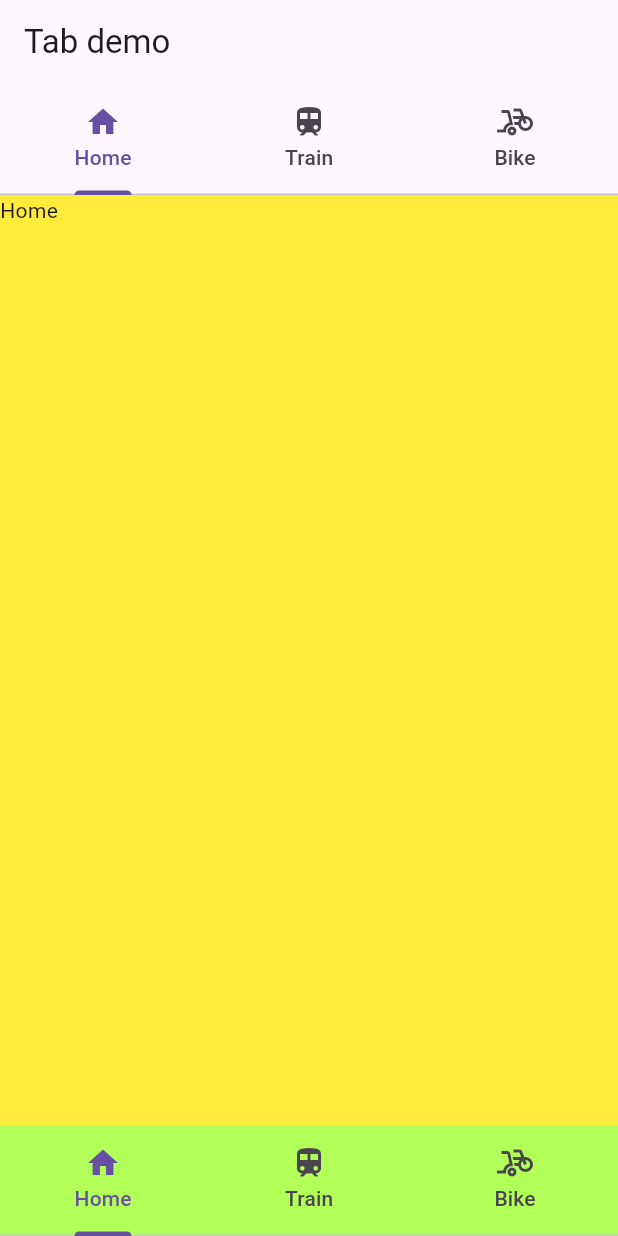
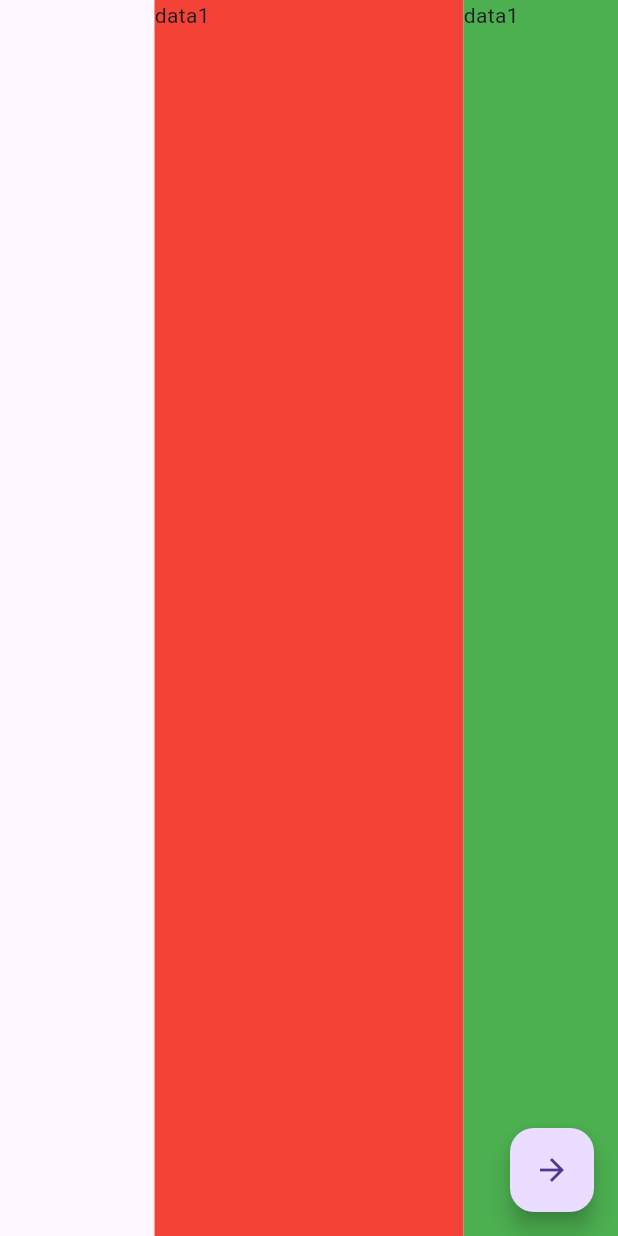
Before and after one commit to 6631501032/flutter_couse, a Flutter app: the screen it shows after launch, on a phone screen of 412 x 824 dp. Run offline on Flutter 3.47's test engine with Material 3 defaults, Android fonts, the phone set to English and light mode, and no system bars.

Commit message:
Add pageview demo

```diff
--- a/lib/main.dart
+++ b/lib/main.dart
@@ -1,6 +1,6 @@
 import 'package:flutter/material.dart';
-import 'package:flutter_couse/week08/tab_demo.dart';
+import 'package:flutter_couse/week08/pageview_demo.dart';
 
 void main() {
-  runApp(MaterialApp(debugShowCheckedModeBanner: false, home: TabDemo()));
+  runApp(MaterialApp(debugShowCheckedModeBanner: false, home: PageviewDemo()));
 }
--- /dev/null
+++ b/lib/week08/pageview_demo.dart
@@ -0,0 +1,31 @@
+import 'package:flutter/material.dart';
+
+class PageviewDemo extends StatelessWidget {
+  PageviewDemo({super.key});
+  PageController pageController = PageController(
+    initialPage: 0,
+    viewportFraction: 0.5,
+  );
+
+  @override
+  Widget build(BuildContext context) {
+    return Scaffold(
+      body: SafeArea(
+        child: PageView(
+          controller: pageController,
+          children: [
+            Container(color: Colors.red, child: Text('data1')),
+            Container(color: Colors.green, child: Text('data1')),
+            Container(color: Colors.yellow, child: Text('data1')),
+          ],
+        ),
+      ),
+      floatingActionButton: FloatingActionButton(
+        onPressed: () {
+          pageController.jumpToPage(1);
+        },
+        child: Icon(Icons.arrow_forward),
+      ),
+    );
+  }
+}
```
